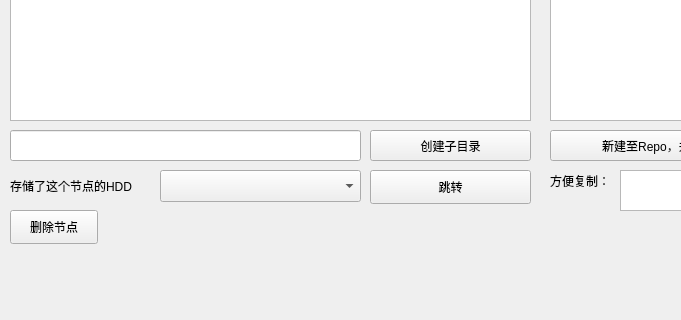
Old version of the form mainwindow.ui in the repository maodlife/HDD-Index; both pictures show x 0 to 681 and y 440 to 760 of the 1096 by 760 pixel window.
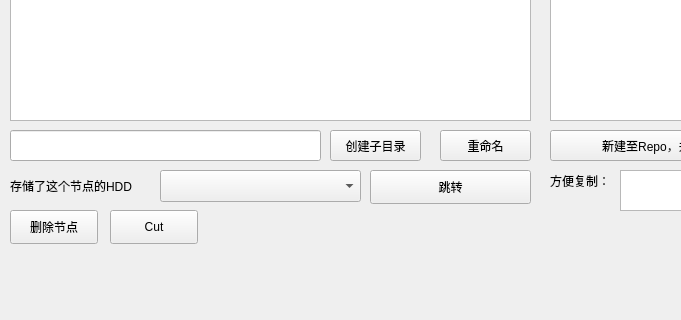
New version of the form.

Commit message: cut repo node

The edit to the form file:
```diff
--- a/mainwindow.ui
+++ b/mainwindow.ui
@@ -85,7 +85,7 @@
      <rect>
       <x>10</x>
       <y>570</y>
-      <width>351</width>
+      <width>311</width>
       <height>31</height>
      </rect>
     </property>
@@ -93,9 +93,9 @@
    <widget class="QPushButton" name="createDirBtn">
     <property name="geometry">
      <rect>
-      <x>370</x>
+      <x>330</x>
       <y>570</y>
-      <width>161</width>
+      <width>91</width>
       <height>31</height>
      </rect>
     </property>
@@ -253,6 +253,32 @@
      </rect>
     </property>
    </widget>
+   <widget class="QPushButton" name="cutBtn">
+    <property name="geometry">
+     <rect>
+      <x>110</x>
+      <y>650</y>
+      <width>88</width>
+      <height>34</height>
+     </rect>
+    </property>
+    <property name="text">
+     <string>Cut</string>
+    </property>
+   </widget>
+   <widget class="QPushButton" name="renameRepoBtn">
+    <property name="geometry">
+     <rect>
+      <x>440</x>
+      <y>570</y>
+      <width>91</width>
+      <height>31</height>
+     </rect>
+    </property>
+    <property name="text">
+     <string>重命名</string>
+    </property>
+   </widget>
   </widget>
   <widget class="QMenuBar" name="menubar">
    <property name="geometry">
```
The commit also changes 5 other files.
